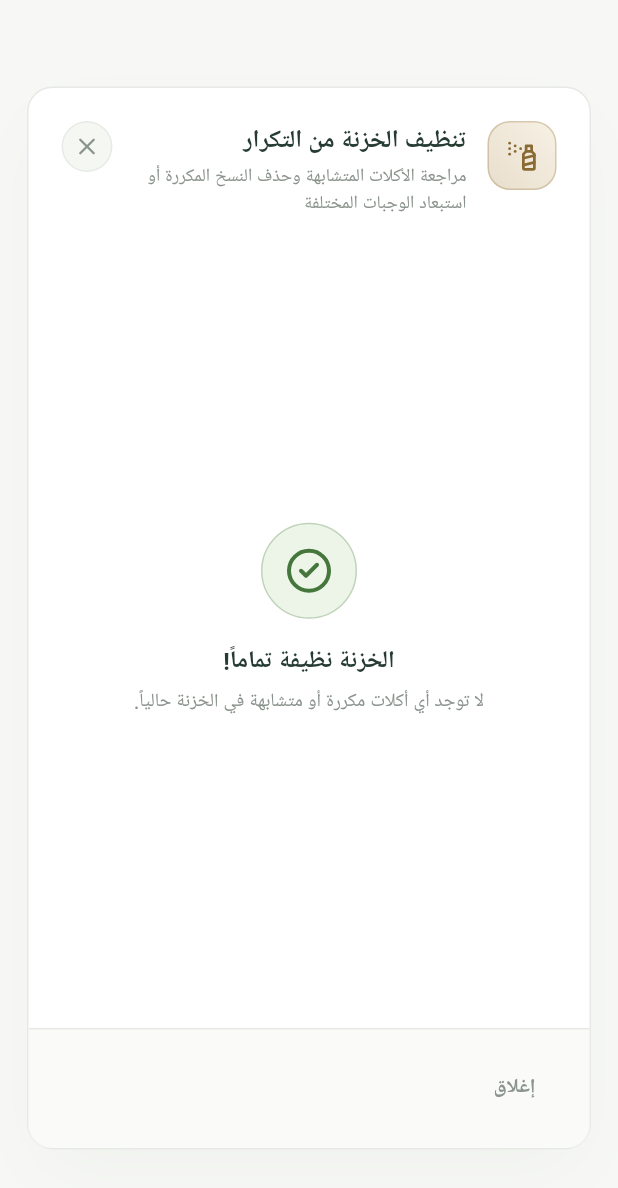
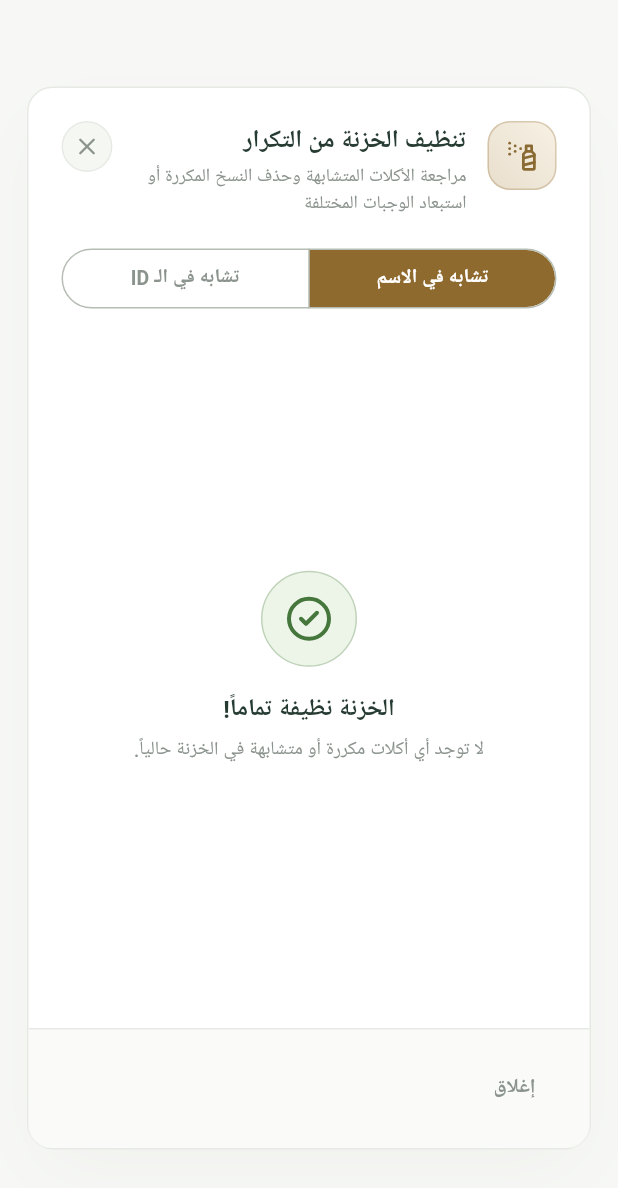
Before and after one commit to Mohamed-Sukar-02/Admin-Auth-Screen, a Flutter app: the DeduplicationDialog widget shown alone on an empty page, opened directly, on a phone screen of 412 x 824 dp. Shown: the top 1188 px of the screen. Run offline on Flutter 3.47's test engine with Material 3 defaults, Android fonts, the light colour scheme and no system bars; our stand-ins replace cloud_firestore, drift, drift_flutter, firebase_auth, firebase_core, flutter_local_notifications and 8 more; missing offline and left inert: dart:js_interop; accounts and stored records are empty; generated files the repository leaves out were written again; Roboto replaces fonts that are missing (Ibm Plex Sans Arabic).

Commit message:
feat(admin): let vault cleanup match by meal ID as well as by name
Name matching only catches duplicates the admin can already see are the same
dish; meals re-entered under a different wording but the same ID slip past it.
The dialog now switches between the two comparisons, and the test fake follows
the widened repository signature.

```diff
--- a/lib/core/localization/app_strings.dart
+++ b/lib/core/localization/app_strings.dart
@@ -338,6 +338,9 @@ class AppStrings {
       ? 'Review similar meals, remove duplicates, or ignore distinct dishes'
       : 'مراجعة الأكلات المتشابهة وحذف النسخ المكررة أو استبعاد الوجبات المختلفة';
 
+  String get vaultDeduplicationTabName => isEn ? 'Name Match' : 'تشابه في الاسم';
+  String get vaultDeduplicationTabId => isEn ? 'ID Match' : 'تشابه في الـ ID';
+
   // Scanning & loading state
   String get vaultDeduplicationScanning => isEn
       ? 'Scanning vault meals and comparing names…'
--- a/lib/features/admin/data/vault_admin_repository.dart
+++ b/lib/features/admin/data/vault_admin_repository.dart
@@ -369,6 +369,7 @@ class VaultAdminRepository {
     required List<CloudMeal> meals,
     required Set<String> ignoredKeys,
     double threshold = 0.70,
+    bool checkById = false,
   }) {
     final List<DuplicatePairCandidate> candidates = [];
     final n = meals.length;
@@ -382,7 +383,10 @@ class VaultAdminRepository {
           continue; // Pair acknowledged as distinct by admin
         }
 
-        final sim = SimilarityEngine.compositeSimilarity(a.name, b.name);
+        final sim = !checkById
+            ? SimilarityEngine.compositeSimilarity(a.name, b.name)
+            : SimilarityEngine.compositeSimilarity(a.id, b.id);
+
         if (sim >= threshold) {
           candidates.add(DuplicatePairCandidate.resolve(
             mealA: a,
@@ -454,6 +458,7 @@ class VaultAdminRepository {
     List<CloudMeal>? preloadedMeals,
     Set<String>? preloadedIgnoredKeys,
     double threshold = 0.70,
+    bool checkById = false,
   }) async {
     List<CloudMeal> meals;
     if (preloadedMeals != null) {
@@ -470,6 +475,7 @@ class VaultAdminRepository {
       meals: meals,
       ignoredKeys: ignoredKeys,
       threshold: threshold,
+      checkById: checkById,
     );
   }
 
--- a/lib/features/admin/presentation/widgets/deduplication_dialog.dart
+++ b/lib/features/admin/presentation/widgets/deduplication_dialog.dart
@@ -23,6 +23,7 @@ class DeduplicationDialog extends ConsumerStatefulWidget {
 class _DeduplicationDialogState extends ConsumerState<DeduplicationDialog> {
   bool _isLoading = true;
   bool _isCleaningAll = false;
+  bool _checkById = false;
   String? _errorMessage;
   List<DuplicatePairCandidate> _pairs = [];
   final Set<String> _processingPairKeys = {};
@@ -41,7 +42,7 @@ class _DeduplicationDialogState extends ConsumerState<DeduplicationDialog> {
 
     try {
       final repo = ref.read(vaultAdminRepositoryProvider);
-      final candidates = await repo.detectDuplicateCandidates();
+      final candidates = await repo.detectDuplicateCandidates(checkById: _checkById);
 
       if (mounted) {
         setState(() {
@@ -250,6 +251,50 @@ class _DeduplicationDialogState extends ConsumerState<DeduplicationDialog> {
   }
 
   Widget _buildBody(AdminPalette p, AppStrings strings) {
+    return Column(
+      crossAxisAlignment: CrossAxisAlignment.stretch,
+      children: [
+        // Mode Switcher
+        Padding(
+          padding: const EdgeInsets.only(bottom: 16),
+          child: SegmentedButton<bool>(
+            segments: [
+              ButtonSegment<bool>(
+                value: false,
+                label: Text(strings.vaultDeduplicationTabName,
+                    style: adminText(size: 13, weight: FontWeight.w600)),
+              ),
+              ButtonSegment<bool>(
+                value: true,
+                label: Text(strings.vaultDeduplicationTabId,
+                    style: adminText(size: 13, weight: FontWeight.w600)),
+              ),
+            ],
+            selected: {_checkById},
+            onSelectionChanged: (Set<bool> newSelection) {
+              if (newSelection.isNotEmpty) {
+                setState(() {
+                  _checkById = newSelection.first;
+                });
+                _loadAndDetectDuplicates();
+              }
+            },
+            showSelectedIcon: false,
+            style: SegmentedButton.styleFrom(
+              backgroundColor: p.surface,
+              selectedForegroundColor: p.onSolid(p.honeySolid),
+              selectedBackgroundColor: p.honeySolid,
+              foregroundColor: p.inkMuted,
+            ),
+          ),
+        ),
+
+        Expanded(child: _buildMainContent(p, strings)),
+      ],
+    );
+  }
+
+  Widget _buildMainContent(AdminPalette p, AppStrings strings) {
     if (_isLoading) {
       return Center(
         child: Padding(
@@ -390,7 +435,6 @@ class _DeduplicationDialogState extends ConsumerState<DeduplicationDialog> {
             itemCount: _pairs.length,
             separatorBuilder: (context, index) => const SizedBox(height: 12),
             itemBuilder: (context, index) {
-
               final pair = _pairs[index];
               final isProcessing = _processingPairKeys.contains(pair.pairKey);
               return _buildPairCard(p, strings, pair, isProcessing);
```
Also changed, not shown: 1 other file.
